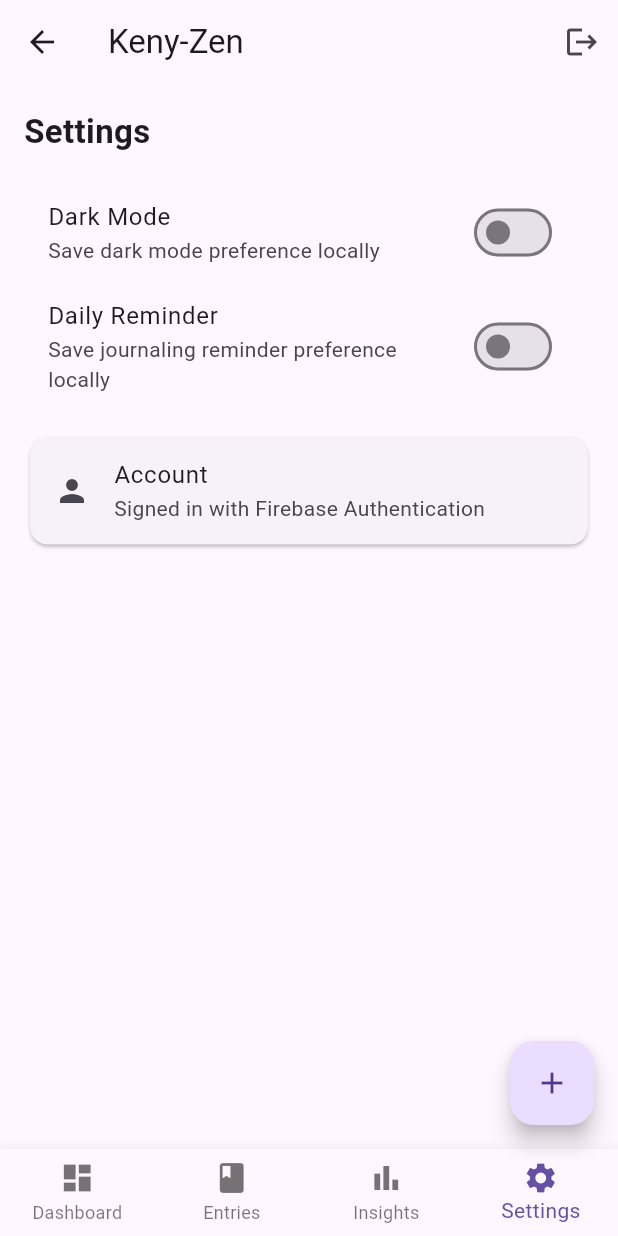
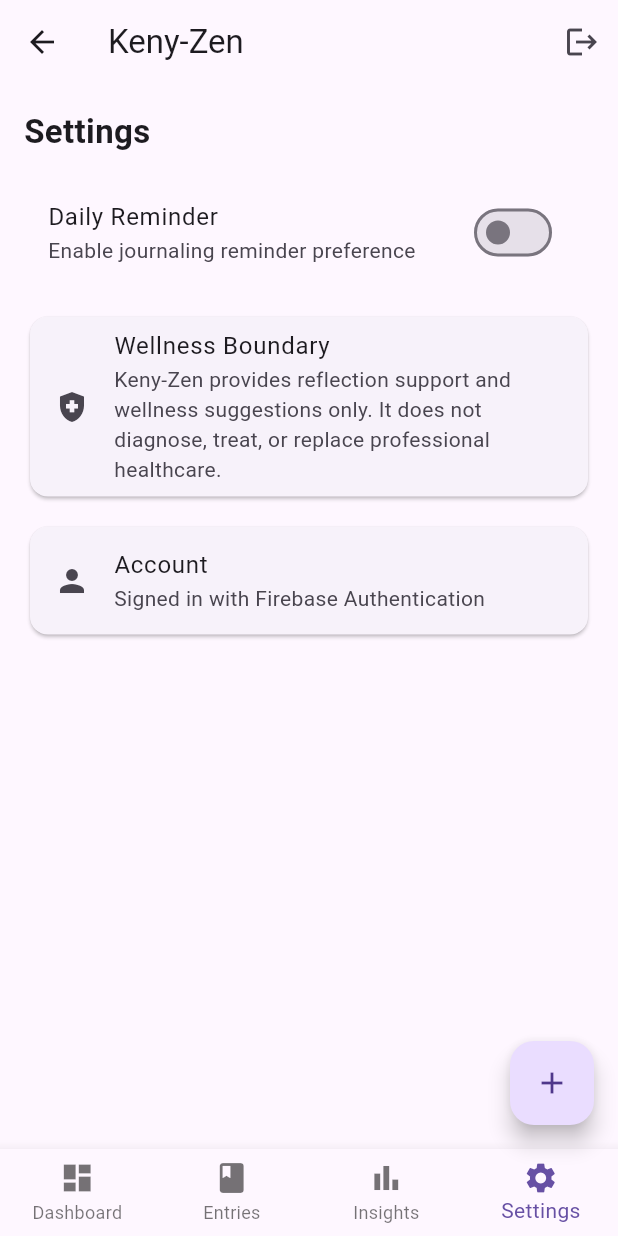
Before and after one commit to KenyNguyenn321/project-02, a Flutter app: the HomeScreen screen opened directly, item 4 of the bottom bar chosen, on a phone screen of 412 x 824 dp. Run offline on Flutter 3.47's test engine with Material 3 defaults, Android fonts, the phone set to English and light mode, and no system bars; our stand-ins replace cloud_firestore, firebase_auth, firebase_core, firebase_messaging, firebase_storage, image_picker and 1 more; accounts and stored records are empty.

Commit message:
debugging settings screen and wellness inclusion
debugging settings screen and wellness inclusion

```diff
--- a/keny_zen/lib/screens/settings_screen.dart
+++ b/keny_zen/lib/screens/settings_screen.dart
@@ -1,7 +1,7 @@
 import 'package:flutter/material.dart';
 import 'package:shared_preferences/shared_preferences.dart';
 
-// allows user to manage preferences
+// allows user to manage wellness preferences
 class SettingsScreen extends StatefulWidget {
   const SettingsScreen({super.key});
 
@@ -11,9 +11,6 @@
 
 // manages settings switches
 class _SettingsScreenState extends State<SettingsScreen> {
-  // dark mode preference state
-  bool _darkModeEnabled = false;
-
   // daily reminder preference state
   bool _dailyReminderEnabled = false;
 
@@ -33,20 +30,7 @@
     if (!mounted) return;
 
     setState(() {
-      _darkModeEnabled = prefs.getBool('darkModeEnabled') ?? false;
       _dailyReminderEnabled = prefs.getBool('dailyReminderEnabled') ?? false;
-    });
-  }
-
-  // save dark mode setting
-  void _saveDarkMode(bool value) async {
-    final prefs = await SharedPreferences.getInstance();
-
-    // save value locally
-    await prefs.setBool('darkModeEnabled', value);
-
-    setState(() {
-      _darkModeEnabled = value;
     });
   }
 
@@ -54,7 +38,7 @@
   void _saveDailyReminder(bool value) async {
     final prefs = await SharedPreferences.getInstance();
 
-    // save value locally
+    // save reminder preference locally
     await prefs.setBool('dailyReminderEnabled', value);
 
     setState(() {
@@ -76,23 +60,28 @@
 
         const SizedBox(height: 16),
 
-        // dark mode setting
-        SwitchListTile(
-          title: const Text('Dark Mode'),
-          subtitle: const Text('Save dark mode preference locally'),
-          value: _darkModeEnabled,
-          onChanged: _saveDarkMode,
-        ),
-
         // daily reminder setting
         SwitchListTile(
           title: const Text('Daily Reminder'),
-          subtitle: const Text('Save journaling reminder preference locally'),
+          subtitle: const Text('Enable journaling reminder preference'),
           value: _dailyReminderEnabled,
           onChanged: _saveDailyReminder,
         ),
 
         const SizedBox(height: 16),
+
+        // privacy-safe wellness boundary
+        const Card(
+          child: ListTile(
+            leading: Icon(Icons.health_and_safety),
+            title: Text('Wellness Boundary'),
+            subtitle: Text(
+              'Keny-Zen provides reflection support and wellness suggestions only. It does not diagnose, treat, or replace professional healthcare.',
+            ),
+          ),
+        ),
+
+        const SizedBox(height: 12),
 
         // account info section
         const Card(
```
